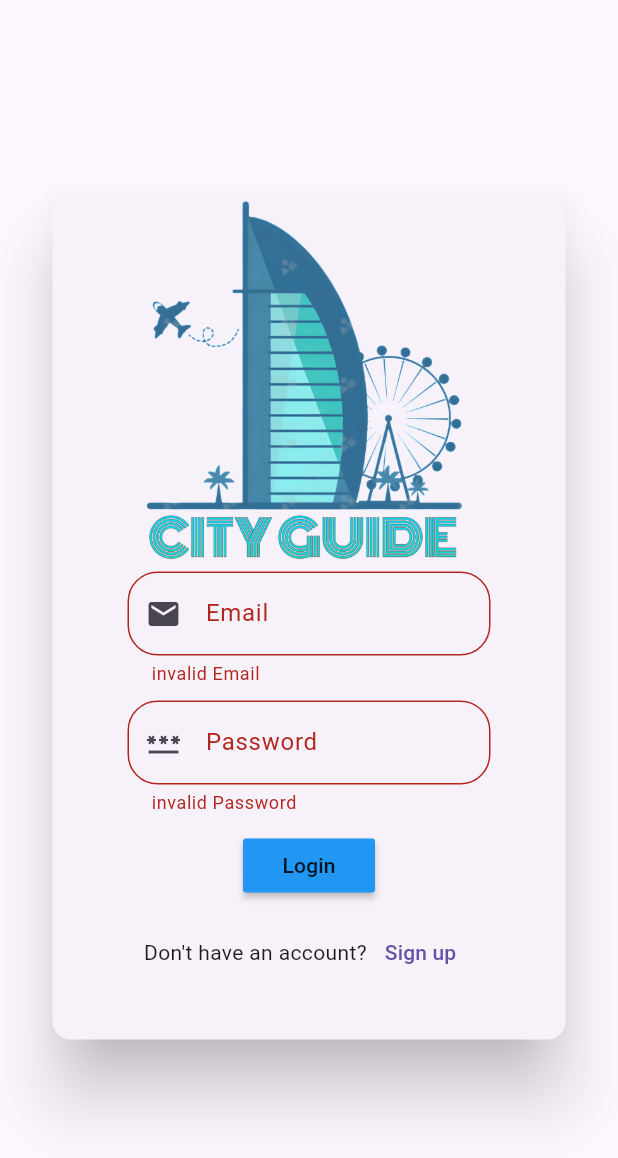
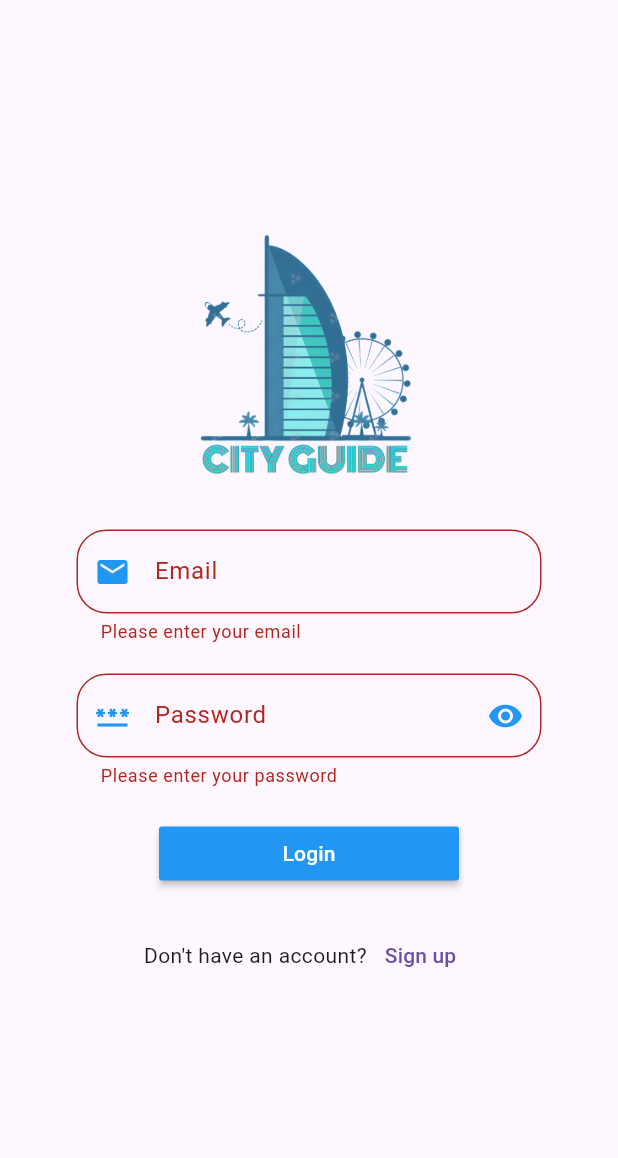
Before and after one commit to farihamustafa/CitiGuide, a Flutter app: the Login screen opened directly, after a tap on "Login", on a phone screen of 412 x 824 dp. Shown: the top 1158 px of the screen. Run offline on Flutter 3.47's test engine with Material 3 defaults, Android fonts, the phone set to English and light mode, and no system bars; our stand-ins replace cached_network_image, flutter_rating_bar, get.

Commit message:
Signup & Login Pages are updated
Remove Card widgets in both forms And Use Textformfield widgets in forms ,Now, the validation should work correctly when you try to log in.

```diff
--- a/cityguide/lib/Pages/login.dart
+++ b/cityguide/lib/Pages/login.dart
@@ -3,7 +3,6 @@ import 'package:cityguide/Pages/homepage.dart';
 import 'package:cityguide/Pages/signup.dart';
 import 'package:cityguide/components/reusable/widgets.dart';
 import 'package:flutter/material.dart';
-import 'package:flutter/widgets.dart';
 
 class Login extends StatefulWidget {
   const Login({super.key});
@@ -13,14 +12,15 @@ class Login extends StatefulWidget {
 }
 
 class _LoginState extends State<Login> {
-  final TextEditingController _emailcontroller = TextEditingController();
-  final TextEditingController _passwordcontroller = TextEditingController();
-  GlobalKey<FormState> formkey = GlobalKey<FormState>();
+  final TextEditingController _emailController = TextEditingController();
+  final TextEditingController _passwordController = TextEditingController();
+  final GlobalKey<FormState> _formKey = GlobalKey<FormState>();
+  bool _obscurePassword = true; // Flag to toggle password visibility
 
   loginform() {
-    if (formkey.currentState!.validate()) {
-      print(_emailcontroller.text);
-      print(_passwordcontroller.text);
+    if (_formKey.currentState!.validate()) {
+      print(_emailController.text);
+      print(_passwordController.text);
       Navigator.pushReplacement(
           context,
           MaterialPageRoute(
@@ -39,8 +39,8 @@ class _LoginState extends State<Login> {
 
   @override
   void dispose() {
-    _emailcontroller.dispose();
-    _passwordcontroller.dispose();
+    _emailController.dispose();
+    _passwordController.dispose();
     super.dispose();
   }
 
@@ -51,53 +51,99 @@ class _LoginState extends State<Login> {
         child: Container(
           height: 570,
           width: 350,
-          child: Card(
-              elevation: 20,
-              child: Column(children: [
+          child: Form(
+            key: _formKey,
+            child: Column(
+              mainAxisAlignment: MainAxisAlignment.center,
+              crossAxisAlignment: CrossAxisAlignment.center,
+              children: [
                 Container(
-                  height: 250.0,
-                  width: 300.0,
-                  child:
-                      Image.asset('assets/images/logo.png', fit: BoxFit.cover),
+                  height: 190.0,
+                  width: 200.0,
+                  child: Image.asset('assets/images/logo.png', fit: BoxFit.cover),
                 ),
-                Form(
-                  key: formkey,
-                  child: Padding(
-                    padding: const EdgeInsets.fromLTRB(50, 0, 50, 0),
+                Padding(
+                  padding: const EdgeInsets.all(20.0),
                   child: Column(
                     mainAxisAlignment: MainAxisAlignment.center,
                     children: [
-                        textfield(
-                            controller: _emailcontroller,
-                            label: "Email",
-                            icon: Icons.email,
-                            obs: false),
-                        sizedbox(),
-                        textfield(
-                            controller: _passwordcontroller,
-                            label: "Password",
-                            icon: Icons.password,
-                            obs: true),
-                        sizedbox(),
+                      TextFormField(
+                        controller: _emailController,
+                        decoration: InputDecoration(
+                          labelText: "Email",
+                          prefixIcon: Icon(Icons.email, color: Colors.blue),
+                          border: OutlineInputBorder(
+                            borderRadius: BorderRadius.circular(20),
+                          ),
+                        ),
+                        validator: (value) {
+                          if (value!.isEmpty) {
+                            return "Please enter your email";
+                          } else if (!RegExp(r'^[\w-\.]+@([\w-]+\.)+[\w-]{2,4}$').hasMatch(value)) {
+                            return "Invalid email format";
+                          }
+                          return null;
+                        },
+                      ),
+                      SizedBox(height: 20),
+                      TextFormField(
+                        controller: _passwordController,
+                        obscureText: _obscurePassword,
+                        decoration: InputDecoration(
+                          labelText: "Password",
+                          prefixIcon: Icon(Icons.password, color: Colors.blue),
+                          suffixIcon: IconButton(
+                            icon: Icon(
+                              _obscurePassword ? Icons.visibility : Icons.visibility_off,
+                              color: Colors.blue,
+                            ),
+                            onPressed: () {
+                              setState(() {
+                                _obscurePassword = !_obscurePassword;
+                              });
+                            },
+                          ),
+                          border: OutlineInputBorder(
+                            borderRadius: BorderRadius.circular(20),
+                          ),
+                        ),
+                        validator: (value) {
+                          if (value!.isEmpty) {
+                            return "Please enter your password";
+                          } else if (value.length < 6) {
+                            return "Password must be at least 6 characters long";
+                          }
+                          return null;
+                        },
+                      ),
+                      SizedBox(height: 20),
                       materialbutton(
                         function: loginform,
                         btnText: "Login",
-                            btnColor: Colors.blue),
+                        btnColor: Colors.blue,
+                        width: 200.0,
+                      ),
                       sizedbox(),
                       Container(
                         child: Row(
                           mainAxisAlignment: MainAxisAlignment.center,
                           children: [
                             Text("Don't have an account?"),
-                              textbutton(text: "Sign up", function: navigators)
+                            textbutton(
+                              text: "Sign up",
+                              function: navigators,
+                              style: TextStyle(color: Colors.white), // Set text color to white
+                              width: 50.0,
+                            ),
                           ],
                         ),
                       )
                     ],
                   ),
                 ),
+              ],
             ),
-              ])),
+          ),
         ),
       ),
     );
--- a/cityguide/lib/components/reusable/widgets.dart
+++ b/cityguide/lib/components/reusable/widgets.dart
@@ -10,7 +10,7 @@ textfield(
     required String label,
     required IconData icon,
     required bool obs,
-    Color iconColor = Colors.blue}) {
+}) {
   return TextFormField(
     controller: controller,
     obscureText: obs,
@@ -31,17 +31,23 @@ textfield(
 materialbutton(
     {required Function() function,
     required String btnText,
-    required Color btnColor}) {
-  return MaterialButton(
-    onPressed: () {
-      function();
-    },
-    color: btnColor,
-    child: Text(btnText),
+    required Color btnColor,
+    double width =double.infinity
+}) {
+  return Container(
+    width: width,
+    child: MaterialButton(
+      onPressed: () {
+        function();
+      },
+      color: btnColor ,
+      child: Text(btnText,
+      style: TextStyle(color: Colors.white),),
+    ),
   );
 }
 
-textbutton({required String text, required void Function() function}) {
+textbutton({required String text, required void Function() function, required TextStyle style, required double width}) {
   return TextButton(
     child: Text(text),
     onPressed: () {
@@ -52,7 +58,7 @@ textbutton({required String text, required void Function() function}) {
 
 sizedbox() {
   return SizedBox(
-    height: 10,
+    height: 20,
   );
 }
 
--- a/cityguide/lib/main.dart
+++ b/cityguide/lib/main.dart
@@ -16,7 +16,7 @@ class MyApp extends StatelessWidget {
   Widget build(BuildContext context) {
     return GetMaterialApp(
       debugShowCheckedModeBanner: false,
-      home: CityScreen(),
+      home: Login(),
     );
   }
 }
```
Also changed, not shown: cityguide/lib/Pages/signup.dart (+31 -34 lines). Lines whose indentation alone changed are shown as unchanged.
